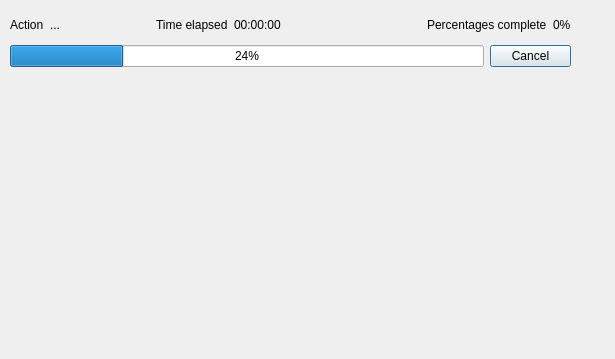
Qt form ui/ttprogressform.ui (baltendorf/ttcut) before a commit.
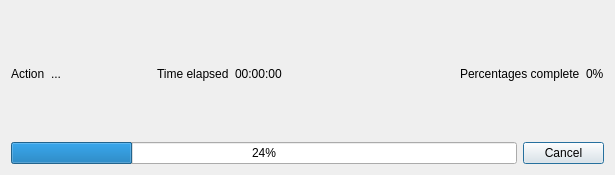
The same form after that commit.

Commit message: new widget for displaying task progress addedd

What changed in the file:
```diff
--- a/ui/ttprogressform.ui
+++ b/ui/ttprogressform.ui
@@ -6,7 +6,7 @@
     <x>0</x>
     <y>0</y>
     <width>615</width>
-    <height>359</height>
+    <height>175</height>
    </rect>
   </property>
   <property name="sizePolicy" >
@@ -30,16 +30,12 @@
   <property name="windowTitle" >
    <string>Progress Info</string>
   </property>
-  <widget class="QWidget" name="" >
-   <property name="geometry" >
-    <rect>
-     <x>10</x>
-     <y>10</y>
-     <width>561</width>
-     <height>57</height>
-    </rect>
-   </property>
+  <layout class="QGridLayout" name="gridLayout_2" >
+   <item row="0" column="0" >
    <layout class="QGridLayout" name="gridLayout" >
+     <property name="sizeConstraint" >
+      <enum>QLayout::SetDefaultConstraint</enum>
+     </property>
     <item row="0" column="0" >
      <widget class="QLabel" name="laAction" >
       <property name="text" >
@@ -116,7 +112,11 @@
      </widget>
     </item>
    </layout>
-  </widget>
+   </item>
+   <item row="1" column="0" >
+    <layout class="QVBoxLayout" name="verticalLayout" />
+   </item>
+  </layout>
  </widget>
  <resources/>
  <connections/>
```
Lines whose indentation alone changed are shown as unchanged. The commit also changes 5 other files.
